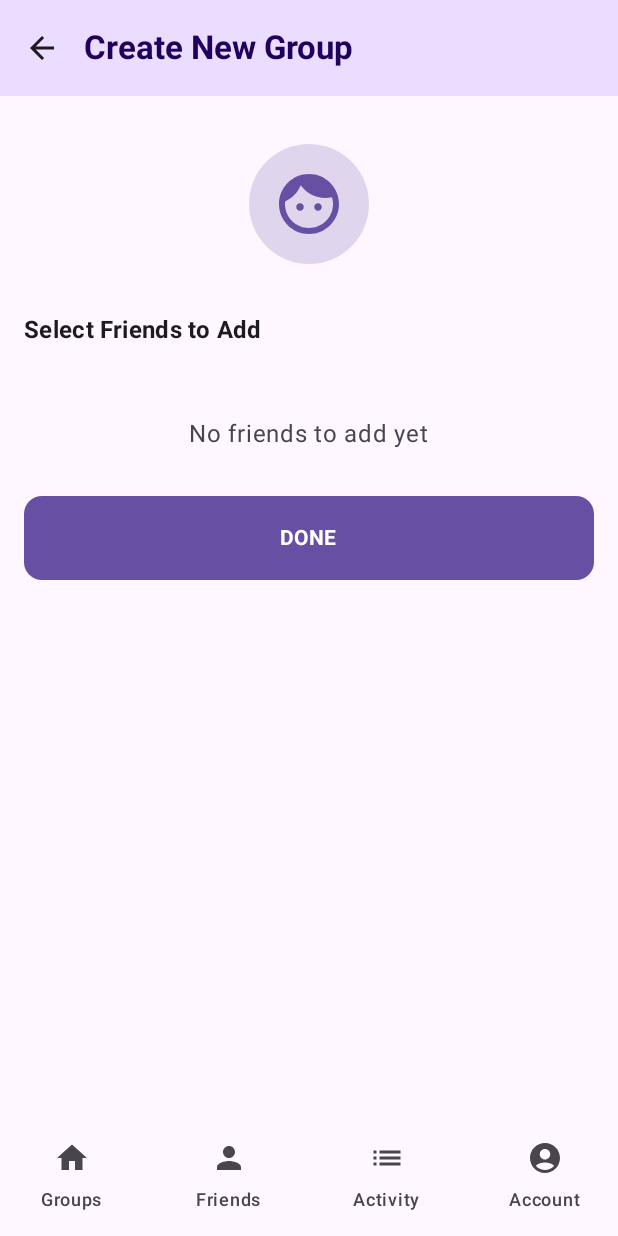
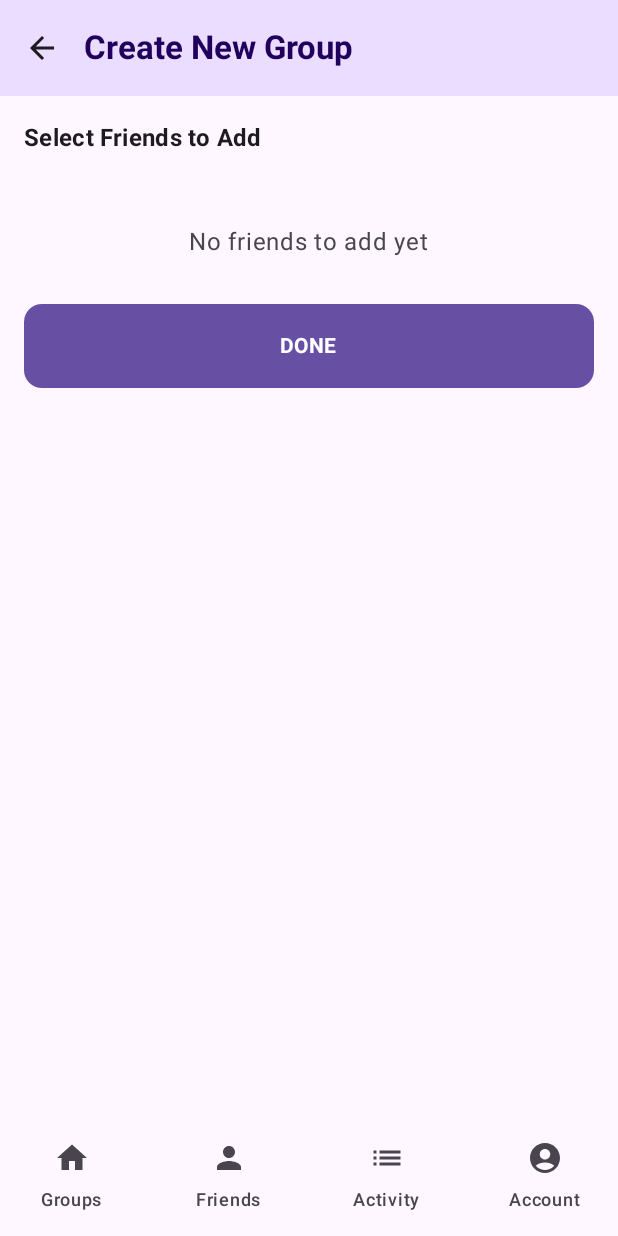
Before and after one commit to Himanshu-Singh-cpp/BestSplit, an Android app built with Jetpack Compose: the AddGroupScreen screen opened through its navigation route, after a tap on "ADD FRIENDS", on a phone screen of 412 x 824 dp. Run offline under Robolectric (Android 15) with nearby library versions, the phone set to English and light mode, and no system bars; our stand-ins replace Firebase (no records; nobody signed in at launch, a user with empty details on screens opened directly), Room's generated code.

Commit message:
Fixed bug for create group

```diff
--- a/app/src/main/java/com/example/bestsplit/AddGroupScreen.kt
+++ b/app/src/main/java/com/example/bestsplit/AddGroupScreen.kt
@@ -34,10 +34,9 @@ fun AddGroupScreen(
     onGroupCreated: () -> Unit = {}
 ) {
     val friends by viewModel.selectedFriends.collectAsState()
-
-    // Use the FriendsRepository to fetch friends
     val friendsRepository = remember { FriendsRepository() }
     val allFriends by friendsRepository.getFriends().collectAsState(initial = emptyList())
+    val scrollState = rememberScrollState()
 
     var groupName by remember { mutableStateOf("") }
     var groupDescription by remember { mutableStateOf("") }
@@ -59,11 +58,19 @@ fun AddGroupScreen(
             )
         }
     ) { paddingValues ->
+        if (!showFriendsSelector) {
             Column(
                 modifier = Modifier
                     .fillMaxSize()
                     .padding(paddingValues)
-                .padding(16.dp),
+                    .padding(horizontal = 16.dp),
+                horizontalAlignment = Alignment.CenterHorizontally
+            ) {
+                // Content that scrolls
+                Column(
+                    modifier = Modifier
+                        .weight(1f)
+                        .verticalScroll(scrollState),
                     horizontalAlignment = Alignment.CenterHorizontally
                 ) {
                     // Group icon
@@ -85,7 +92,6 @@ fun AddGroupScreen(
 
                     Spacer(modifier = Modifier.height(16.dp))
 
-            if (!showFriendsSelector) {
                     // Group Details Form
                     Card(
                         modifier = Modifier.fillMaxWidth(),
@@ -95,6 +101,7 @@ fun AddGroupScreen(
                         ),
                         shape = RoundedCornerShape(16.dp)
                     ) {
+                        // Card contents remain the same
                         Column(
                             modifier = Modifier.padding(16.dp)
                         ) {
@@ -140,6 +147,7 @@ fun AddGroupScreen(
                         ),
                         shape = RoundedCornerShape(16.dp)
                     ) {
+                        // Card contents remain the same
                         Column(
                             modifier = Modifier.padding(16.dp)
                         ) {
@@ -176,7 +184,7 @@ fun AddGroupScreen(
                                                 .padding(vertical = 4.dp),
                                             verticalAlignment = Alignment.CenterVertically
                                         ) {
-                                        // Friend avatar
+                                            // Friend avatar remains the same
                                             Box(
                                                 modifier = Modifier
                                                     .size(32.dp)
@@ -206,11 +214,12 @@ fun AddGroupScreen(
                         }
                     }
 
-                Spacer(modifier = Modifier.weight(1f))
+                    Spacer(modifier = Modifier.height(16.dp))
+                }
 
+                // Button always stays at the bottom, outside the scroll area
                 Button(
                     onClick = {
-                        // Save group to database with selected friends
                         val memberIds = friends.map { it.id }
                         viewModel.insertGroup(groupName, groupDescription, memberIds)
                         viewModel.clearSelectedFriends()
@@ -219,16 +228,22 @@ fun AddGroupScreen(
                     enabled = groupName.isNotBlank(),
                     modifier = Modifier
                         .fillMaxWidth()
+                        .padding(bottom = 16.dp)
                         .height(56.dp),
                     shape = RoundedCornerShape(12.dp)
                 ) {
                     Text("CREATE GROUP", fontWeight = FontWeight.Bold)
                 }
+            }
         } else {
-                // Friend Selection Screen
+            // Friend Selection Screen (no changes needed as it already uses LazyColumn)
             Column(
-                    modifier = Modifier.fillMaxSize()
+                modifier = Modifier
+                    .fillMaxSize()
+                    .padding(paddingValues)
+                    .padding(16.dp)
             ) {
+                // Friend selection screen content remains the same
                 Text(
                     "Select Friends to Add",
                     style = MaterialTheme.typography.titleMedium,
@@ -265,7 +280,7 @@ fun AddGroupScreen(
                                     .clickable { viewModel.toggleFriendSelection(friend) },
                                 verticalAlignment = Alignment.CenterVertically
                             ) {
-                                    // Friend avatar
+                                // Friend selection row content remains the same
                                 Box(
                                     modifier = Modifier
                                         .size(40.dp)
@@ -323,4 +338,3 @@ fun AddGroupScreen(
         }
     }
 }
-}
```
Lines whose indentation alone changed are shown as unchanged.
